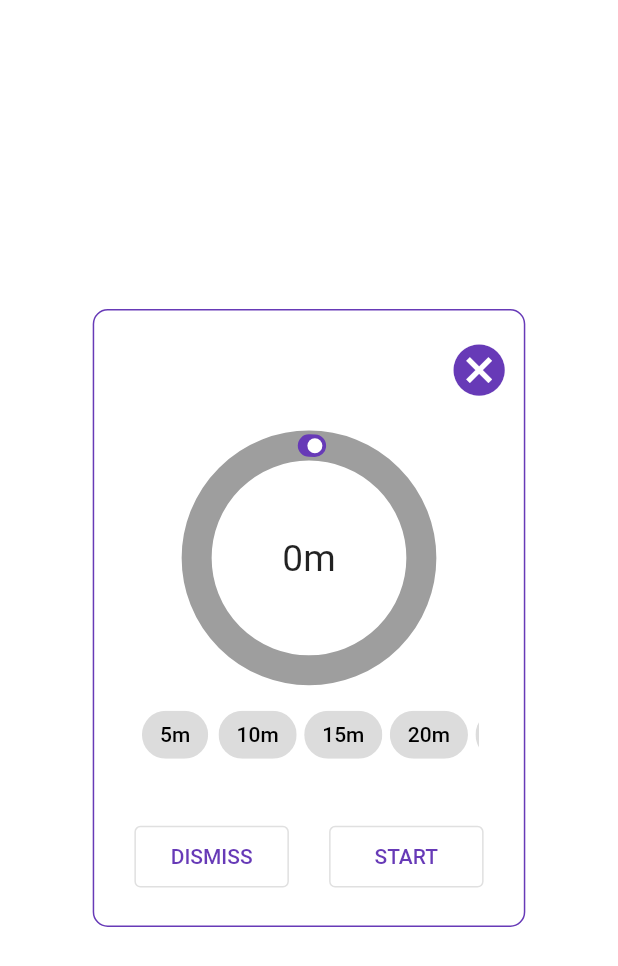
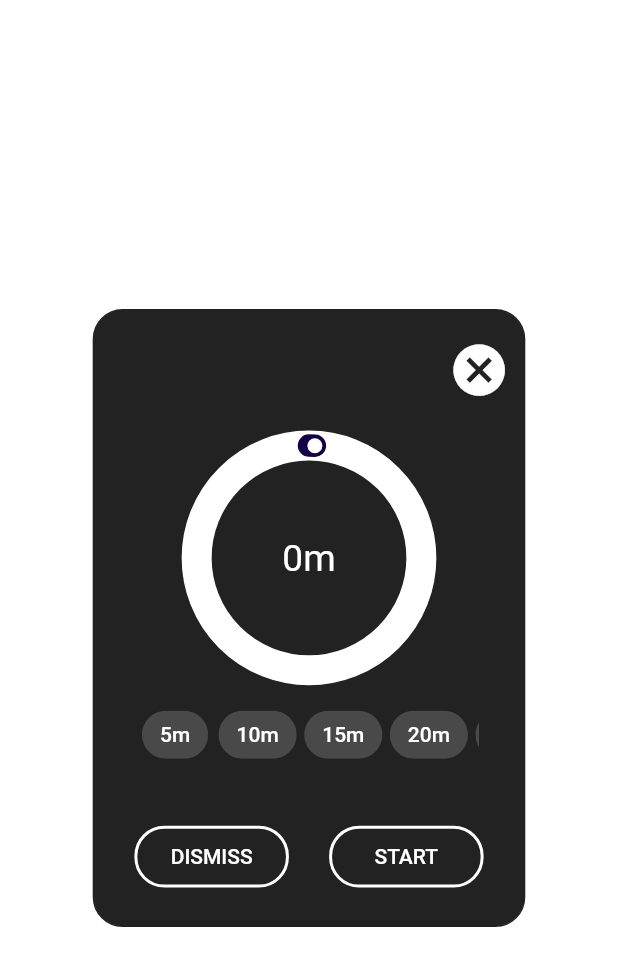
Before and after one commit to WeWorkout/ADE, a Flutter app: the screen it shows after launch, on a phone screen of 412 x 824 dp. Shown: the top 966 px of the screen. Run offline on Flutter 3.47's test engine with Material 2 defaults, Android fonts, the phone set to English and light mode, and no system bars; drawn by our look-alikes of sleek_circular_slider; our stand-ins replace hive, hive_flutter; missing offline and left inert: flutter_background_service, flutter_foreground_task, flutter_overlay_window, installed_apps, usage_stats; accounts and stored records are empty.

Commit message:
icon and theme added

```diff
--- a/lib/alert_dialog_service/overlay_widget.dart
+++ b/lib/alert_dialog_service/overlay_widget.dart
@@ -16,8 +16,8 @@ class OverlayWidget extends StatelessWidget {
       child: Container(
         decoration: BoxDecoration(
           border: Border.all(color: Theme.of(context).primaryColor),
-          borderRadius: const BorderRadius.all(Radius.circular(10)),
-          color: Colors.white,
+          borderRadius: const BorderRadius.all(Radius.circular(20)),
+          color: Colors.black87,
         ),
         height: screenHeight * 0.5,
         width: screenWidth * 0.7,
--- a/lib/alert_dialog_service/widgets/alert_dialog_header.dart
+++ b/lib/alert_dialog_service/widgets/alert_dialog_header.dart
@@ -29,7 +29,7 @@ class AlertDialogHeader extends StatelessWidget {
     double screenHeight = MediaQuery.of(context).size.height;
 
     return IconButton(
-      color: Theme.of(context).primaryColor,
+      color: Colors.white,
       onPressed: () async{await AlertDialogService.closeAlertDialog();},
       icon: Icon(
         Icons.cancel,
--- a/lib/alert_dialog_service/widgets/alert_dialog_nav_buttons.dart
+++ b/lib/alert_dialog_service/widgets/alert_dialog_nav_buttons.dart
@@ -58,11 +58,16 @@ class AlertDialogNavButtons extends StatelessWidget {
     double screenHeight = MediaQuery.of(context).size.height;
     return OutlinedButton(
       style: OutlinedButton.styleFrom(
-        fixedSize: Size(screenWidth*0.25, screenHeight*0.05)
+        fixedSize: Size(screenWidth*0.25, screenHeight*0.05),
+        side: const BorderSide(color: Colors.white, width: 2),
+        shape: RoundedRectangleBorder(
+          borderRadius: BorderRadius.circular(20)
+        )
       ),
         onPressed: onPressed,
         child: Text(
-          text
+          text,
+          style: const TextStyle(color: Colors.white),
         ));
   }
 
--- a/lib/alert_dialog_service/widgets/alert_dialog_timer.dart
+++ b/lib/alert_dialog_service/widgets/alert_dialog_timer.dart
@@ -46,9 +46,10 @@ class _AlertDialogTimerState extends State<AlertDialogTimer> {
         customWidths: CustomSliderWidths(
             trackWidth: 20, progressBarWidth: 15, handlerSize: 5),
         customColors: CustomSliderColors(
-            trackColor: Colors.grey,
+            shadowMaxOpacity: 0,
+            trackColor: Colors.white,
             dotColor: Colors.white,
-            progressBarColor: Theme.of(context).primaryColor),
+            progressBarColor: Theme.of(context).colorScheme.primary),
         size: MediaQuery.of(context).size.height * 0.2,
         startAngle: 270,
         angleRange: 360,
@@ -79,10 +80,10 @@ class _AlertDialogTimerState extends State<AlertDialogTimer> {
             growable: false,
             (int index) {
               return ChoiceChip(
-                selectedColor: Theme.of(context).primaryColor,
+                selectedColor: Colors.white,
                 label: Text(
                     '${(index + 1) * 5}m',
-                  style: TextStyle(color: widget.timeData["time"] == (index + 1) * 5 ? Colors.white : Colors.black),
+                  style: TextStyle(color: widget.timeData["time"] == (index + 1) * 5 ? Theme.of(context).colorScheme.primary : Colors.white),
                 ),
                 selected: widget.timeData["time"] == (index + 1) * 5,
                 onSelected: (bool selected) {
--- a/lib/main_app_ui/widgets/loading_dialog.dart
+++ b/lib/main_app_ui/widgets/loading_dialog.dart
@@ -122,7 +122,6 @@ class _LoadingBarState extends State<LoadingBar> {
     return SizedBox(
       height: screenHeight*0.35,
       child: AlertDialog(
-        backgroundColor: Colors.white,
         shape: const RoundedRectangleBorder(borderRadius: BorderRadius.all(Radius.circular(15))),
         title: alertText,
         content: alertContent,
--- a/lib/monitoring_service/utils/flutter_background_service_utils.dart
+++ b/lib/monitoring_service/utils/flutter_background_service_utils.dart
@@ -1,7 +1,7 @@
 import 'package:ade/monitoring_service/monitoring_service.dart';
 import 'package:flutter_background_service/flutter_background_service.dart';
 
-startMonitoringService() async{
+startMonitoringService() async {
   final monitoringService = FlutterBackgroundService();
   IosConfiguration iosConfiguration = IosConfiguration();
 
@@ -12,7 +12,7 @@ startMonitoringService() async{
       autoStart: true,
       isForegroundMode: true,
       autoStartOnBoot: true,
-      initialNotificationTitle: "ADE App is running!",
+      initialNotificationTitle: "IA is running in the background.",
       initialNotificationContent: "",
 
   );
--- /dev/null
+++ b/lib/themes.dart
@@ -0,0 +1,14 @@
+
+import 'package:flutter/material.dart';
+
+class Themes {
+
+  static ThemeData mainTheme() => ThemeData(
+      colorScheme: ColorScheme.fromSwatch(primarySwatch: Colors.lightBlue)
+          .copyWith(
+          brightness: Brightness.dark,
+          primary: const Color.fromRGBO(21, 0, 69, 1),
+          secondary: const Color.fromRGBO(70, 164, 227, 1),
+      ),
+  );
+}
--- a/lib/timer_service/utils/foreground_service_utils.dart
+++ b/lib/timer_service/utils/foreground_service_utils.dart
@@ -23,7 +23,7 @@
         resType: ResourceType.mipmap,
         resPrefix: ResourcePrefix.ic,
         name: 'launcher',
-        backgroundColor: Colors.green,
+        //backgroundColor: Colors.blue,
       ),
 
     ),
```
Also changed, not shown: lib/main.dart (+3 -6 lines), lib/main_app_ui/about_page.dart (+3 -5 lines), lib/main_app_ui/home.dart (+41 -35 lines), lib/main_app_ui/permissions_screen.dart (+13 -7 lines), lib/main_app_ui/widgets/yes_no_dialog.dart (+7 -1 lines), lib/test_isolate.dart (deleted, +0 -38 lines), 20 other files.
